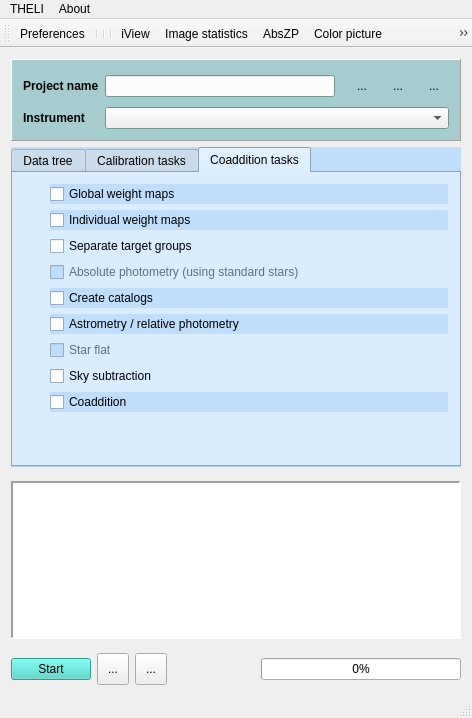
The window that src/mainwindow.ui (schirmermischa/THELI) describes before a commit, drawn with Qt 5.
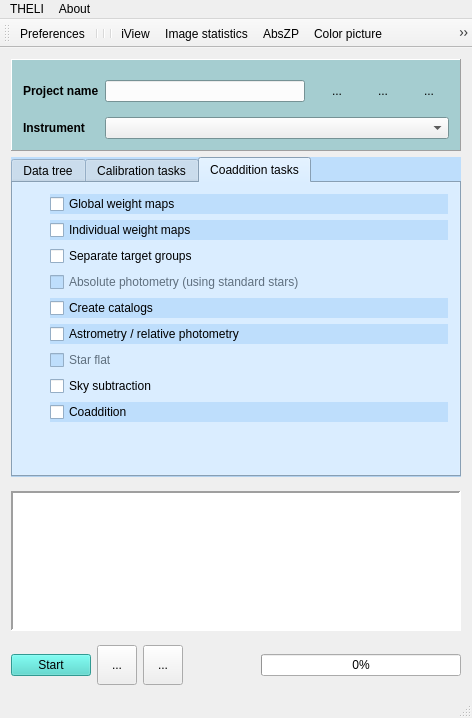
The same window after the commit. Icons and pictures are not drawn.

Patch:
```diff
--- a/src/mainwindow.ui
+++ b/src/mainwindow.ui
@@ -154,14 +154,14 @@
         <widget class="QToolButton" name="setupProjectResetToolButton">
          <property name="minimumSize">
           <size>
-           <width>30</width>
-           <height>30</height>
+           <width>40</width>
+           <height>40</height>
           </size>
          </property>
          <property name="maximumSize">
           <size>
-           <width>30</width>
-           <height>30</height>
+           <width>40</width>
+           <height>40</height>
           </size>
          </property>
          <property name="focusPolicy">
@@ -220,14 +220,14 @@
         <widget class="QToolButton" name="setupProjectLoadToolButton">
          <property name="minimumSize">
           <size>
-           <width>30</width>
-           <height>30</height>
+           <width>40</width>
+           <height>40</height>
           </size>
          </property>
          <property name="maximumSize">
           <size>
-           <width>30</width>
-           <height>30</height>
+           <width>40</width>
+           <height>40</height>
           </size>
          </property>
          <property name="focusPolicy">
@@ -245,8 +245,8 @@
          </property>
          <property name="iconSize">
           <size>
-           <width>49</width>
-           <height>49</height>
+           <width>48</width>
+           <height>48</height>
           </size>
          </property>
          <property name="checkable">
@@ -264,14 +264,14 @@
         <widget class="QToolButton" name="setupProjectResetDataToolButton">
          <property name="minimumSize">
           <size>
-           <width>30</width>
-           <height>30</height>
+           <width>40</width>
+           <height>40</height>
           </size>
          </property>
          <property name="maximumSize">
           <size>
-           <width>30</width>
-           <height>30</height>
+           <width>40</width>
+           <height>40</height>
           </size>
          </property>
          <property name="focusPolicy">
@@ -289,8 +289,8 @@
          </property>
          <property name="iconSize">
           <size>
-           <width>49</width>
-           <height>49</height>
+           <width>48</width>
+           <height>48</height>
           </size>
          </property>
          <property name="autoRaise">
@@ -838,14 +838,14 @@
        <widget class="QToolButton" name="yieldToolButton">
         <property name="minimumSize">
          <size>
-          <width>32</width>
-          <height>32</height>
+          <width>40</width>
+          <height>40</height>
          </size>
         </property>
         <property name="maximumSize">
          <size>
-          <width>32</width>
-          <height>32</height>
+          <width>40</width>
+          <height>40</height>
          </size>
         </property>
         <property name="statusTip">
@@ -863,8 +863,8 @@
         </property>
         <property name="iconSize">
          <size>
-          <width>32</width>
-          <height>32</height>
+          <width>40</width>
+          <height>40</height>
          </size>
         </property>
        </widget>
@@ -873,14 +873,14 @@
        <widget class="QToolButton" name="stopToolButton">
         <property name="minimumSize">
          <size>
-          <width>32</width>
-          <height>32</height>
+          <width>40</width>
+          <height>40</height>
          </size>
         </property>
         <property name="maximumSize">
          <size>
-          <width>32</width>
-          <height>32</height>
+          <width>40</width>
+          <height>40</height>
          </size>
         </property>
         <property name="statusTip">
@@ -898,8 +898,8 @@
         </property>
         <property name="iconSize">
          <size>
-          <width>32</width>
-          <height>32</height>
+          <width>40</width>
+          <height>40</height>
          </size>
         </property>
        </widget>
```
Left out of the diff: 32 changed lines with no effect on the pictures.
